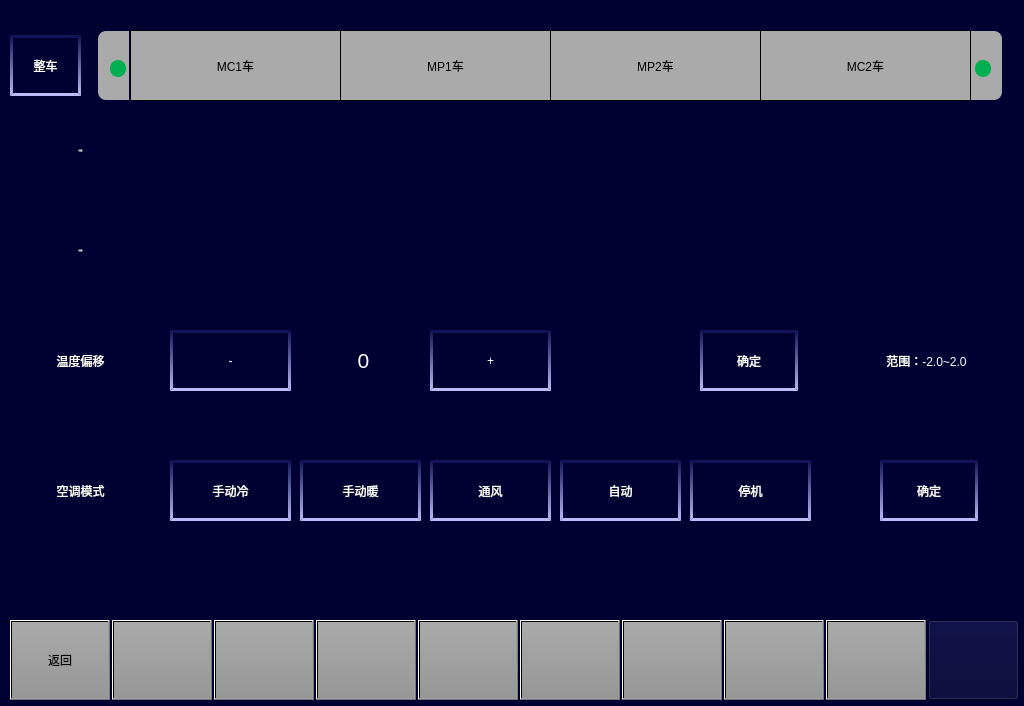
Old version of the form vehiclesetairconditionpage.ui in the repository 994656234/HHL.
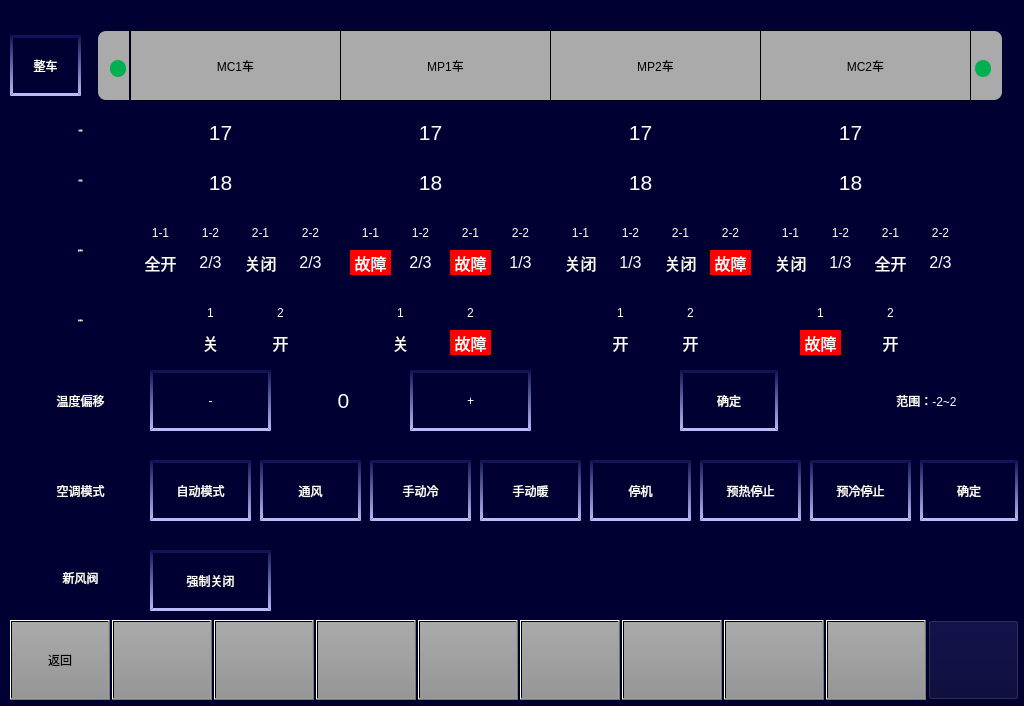
New version of the form. Icons and pictures are not drawn.

```diff
--- a/vehiclesetairconditionpage.ui
+++ b/vehiclesetairconditionpage.ui
@@ -250,9 +250,9 @@
   <widget class="QPushButton" name="BTN_mode_autoWarm">
    <property name="geometry">
     <rect>
-     <x>300</x>
+     <x>260</x>
      <y>460</y>
-     <width>121</width>
+     <width>101</width>
      <height>61</height>
     </rect>
    </property>
@@ -268,15 +268,15 @@
 font:16px &quot;微软雅黑&quot;;</string>
    </property>
    <property name="text">
-    <string>手动暖</string>
+    <string>通风</string>
    </property>
   </widget>
   <widget class="QPushButton" name="BTN_mode_wind">
    <property name="geometry">
     <rect>
-     <x>430</x>
+     <x>370</x>
      <y>460</y>
-     <width>121</width>
+     <width>101</width>
      <height>61</height>
     </rect>
    </property>
@@ -292,15 +292,15 @@
 font:16px &quot;微软雅黑&quot;;</string>
    </property>
    <property name="text">
-    <string>通风</string>
+    <string>手动冷</string>
    </property>
   </widget>
   <widget class="QPushButton" name="BTN_mode_stop">
    <property name="geometry">
     <rect>
-     <x>690</x>
+     <x>590</x>
      <y>460</y>
-     <width>121</width>
+     <width>101</width>
      <height>61</height>
     </rect>
    </property>
@@ -323,7 +323,7 @@
    <property name="geometry">
     <rect>
      <x>20</x>
-     <y>340</y>
+     <y>380</y>
      <width>121</width>
      <height>41</height>
     </rect>
@@ -342,8 +342,8 @@
   <widget class="QPushButton" name="BTN_ne_0_5">
    <property name="geometry">
     <rect>
-     <x>170</x>
-     <y>330</y>
+     <x>150</x>
+     <y>370</y>
      <width>121</width>
      <height>61</height>
     </rect>
@@ -366,8 +366,8 @@
   <widget class="QPushButton" name="BTN_po_0_5">
    <property name="geometry">
     <rect>
-     <x>430</x>
-     <y>330</y>
+     <x>410</x>
+     <y>370</y>
      <width>121</width>
      <height>61</height>
     </rect>
@@ -474,9 +474,9 @@
   <widget class="QPushButton" name="BTN_mode_autoCool">
    <property name="geometry">
     <rect>
-     <x>170</x>
+     <x>150</x>
      <y>460</y>
-     <width>121</width>
+     <width>101</width>
      <height>61</height>
     </rect>
    </property>
@@ -492,15 +492,15 @@
 font:16px &quot;微软雅黑&quot;;</string>
    </property>
    <property name="text">
-    <string>手动冷</string>
+    <string>自动模式</string>
    </property>
   </widget>
   <widget class="QPushButton" name="BTN_mode_Ventilate">
    <property name="geometry">
     <rect>
-     <x>560</x>
+     <x>480</x>
      <y>460</y>
-     <width>121</width>
+     <width>101</width>
      <height>61</height>
     </rect>
    </property>
@@ -516,7 +516,7 @@
 font:16px &quot;微软雅黑&quot;;</string>
    </property>
    <property name="text">
-    <string>自动</string>
+    <string>手动暖</string>
    </property>
   </widget>
   <widget class="QPushButton" name="BTN_allMetro">
@@ -547,7 +547,7 @@
    <property name="geometry">
     <rect>
      <x>200</x>
-     <y>140</y>
+     <y>120</y>
      <width>41</width>
      <height>25</height>
     </rect>
@@ -562,7 +562,7 @@
 color: rgb(255, 255, 255);</string>
    </property>
    <property name="text">
-    <string/>
+    <string>17</string>
    </property>
    <property name="alignment">
     <set>Qt::AlignCenter</set>
@@ -572,7 +572,7 @@
    <property name="geometry">
     <rect>
      <x>620</x>
-     <y>140</y>
+     <y>120</y>
      <width>41</width>
      <height>25</height>
     </rect>
@@ -587,7 +587,7 @@
 color: rgb(255, 255, 255);</string>
    </property>
    <property name="text">
-    <string/>
+    <string>17</string>
    </property>
    <property name="alignment">
     <set>Qt::AlignCenter</set>
@@ -597,7 +597,7 @@
    <property name="geometry">
     <rect>
      <x>880</x>
-     <y>140</y>
+     <y>120</y>
      <width>25</width>
      <height>25</height>
     </rect>
@@ -618,7 +618,7 @@
    <property name="geometry">
     <rect>
      <x>670</x>
-     <y>140</y>
+     <y>120</y>
      <width>25</width>
      <height>25</height>
     </rect>
@@ -639,7 +639,7 @@
    <property name="geometry">
     <rect>
      <x>460</x>
-     <y>140</y>
+     <y>120</y>
      <width>25</width>
      <height>25</height>
     </rect>
@@ -660,7 +660,7 @@
    <property name="geometry">
     <rect>
      <x>410</x>
-     <y>140</y>
+     <y>120</y>
      <width>41</width>
      <height>25</height>
     </rect>
@@ -675,7 +675,7 @@
 color: rgb(255, 255, 255);</string>
    </property>
    <property name="text">
-    <string/>
+    <string>17</string>
    </property>
    <property name="alignment">
     <set>Qt::AlignCenter</set>
@@ -685,7 +685,7 @@
    <property name="geometry">
     <rect>
      <x>830</x>
-     <y>140</y>
+     <y>120</y>
      <width>41</width>
      <height>25</height>
     </rect>
@@ -700,7 +700,7 @@
 color: rgb(255, 255, 255);</string>
    </property>
    <property name="text">
-    <string/>
+    <string>17</string>
    </property>
    <property name="alignment">
     <set>Qt::AlignCenter</set>
@@ -710,7 +710,7 @@
    <property name="geometry">
     <rect>
      <x>250</x>
-     <y>140</y>
+     <y>120</y>
      <width>25</width>
      <height>25</height>
     </rect>
@@ -731,7 +731,7 @@
    <property name="geometry">
     <rect>
      <x>20</x>
-     <y>130</y>
+     <y>110</y>
      <width>121</width>
      <height>41</height>
     </rect>
@@ -760,7 +760,7 @@
    <property name="geometry">
     <rect>
      <x>20</x>
-     <y>230</y>
+     <y>160</y>
      <width>121</width>
      <height>41</height>
     </rect>
@@ -789,7 +789,7 @@
    <property name="geometry">
     <rect>
      <x>830</x>
-     <y>240</y>
+     <y>170</y>
      <width>41</width>
      <height>25</height>
     </rect>
@@ -804,7 +804,7 @@
 color: rgb(255, 255, 255);</string>
    </property>
    <property name="text">
-    <string/>
+    <string>18</string>
    </property>
    <property name="alignment">
     <set>Qt::AlignCenter</set>
@@ -814,7 +814,7 @@
    <property name="geometry">
     <rect>
      <x>200</x>
-     <y>240</y>
+     <y>170</y>
      <width>41</width>
      <height>25</height>
     </rect>
@@ -829,7 +829,7 @@
 color: rgb(255, 255, 255);</string>
    </property>
    <property name="text">
-    <string/>
+    <string>18</string>
    </property>
    <property name="alignment">
     <set>Qt::AlignCenter</set>
@@ -839,7 +839,7 @@
    <property name="geometry">
     <rect>
      <x>410</x>
-     <y>240</y>
+     <y>170</y>
      <width>41</width>
      <height>25</height>
     </rect>
@@ -854,7 +854,7 @@
 color: rgb(255, 255, 255);</string>
    </property>
    <property name="text">
-    <string/>
+    <string>18</string>
    </property>
    <property name="alignment">
     <set>Qt::AlignCenter</set>
@@ -864,7 +864,7 @@
    <property name="geometry">
     <rect>
      <x>620</x>
-     <y>240</y>
+     <y>170</y>
      <width>41</width>
      <height>25</height>
     </rect>
@@ -879,7 +879,7 @@
 color: rgb(255, 255, 255);</string>
    </property>
    <property name="text">
-    <string/>
+    <string>18</string>
    </property>
    <property name="alignment">
     <set>Qt::AlignCenter</set>
@@ -889,7 +889,7 @@
    <property name="geometry">
     <rect>
      <x>250</x>
-     <y>240</y>
+     <y>170</y>
      <width>25</width>
      <height>25</height>
     </rect>
@@ -910,7 +910,7 @@
    <property name="geometry">
     <rect>
      <x>880</x>
-     <y>240</y>
+     <y>170</y>
      <width>25</width>
      <height>25</height>
     </rect>
@@ -931,7 +931,7 @@
    <property name="geometry">
     <rect>
      <x>670</x>
-     <y>240</y>
+     <y>170</y>
      <width>25</width>
      <height>25</height>
     </rect>
@@ -952,7 +952,7 @@
    <property name="geometry">
     <rect>
      <x>460</x>
-     <y>240</y>
+     <y>170</y>
      <width>25</width>
      <height>25</height>
     </rect>
@@ -972,7 +972,7 @@
   <widget class="QPushButton" name="BTN_confirm">
    <property name="geometry">
     <rect>
-     <x>880</x>
+     <x>920</x>
      <y>460</y>
      <width>98</width>
      <height>61</height>
@@ -993,8 +993,8 @@
   <widget class="QPushButton" name="BTN_comfirm1">
    <property name="geometry">
     <rect>
-     <x>700</x>
-     <y>330</y>
+     <x>680</x>
+     <y>370</y>
      <width>98</width>
      <height>61</height>
     </rect>
@@ -1014,8 +1014,8 @@
   <widget class="QLabel" name="tempoffset">
    <property name="geometry">
     <rect>
-     <x>318</x>
-     <y>340</y>
+     <x>298</x>
+     <y>380</y>
      <width>91</width>
      <height>41</height>
     </rect>
@@ -1040,7 +1040,7 @@
    <property name="geometry">
     <rect>
      <x>856</x>
-     <y>330</y>
+     <y>370</y>
      <width>141</width>
      <height>61</height>
     </rect>
@@ -1050,7 +1050,7 @@
 font:20px &quot;微软雅黑&quot;;</string>
    </property>
    <property name="text">
-    <string>范围：-2.0~2.0</string>
+    <string>范围：-2~2</string>
    </property>
    <property name="alignment">
     <set>Qt::AlignCenter</set>
@@ -1126,6 +1126,1365 @@
     <string/>
    </property>
   </widget>
+  <widget class="QLabel" name="lbl_newwind">
+   <property name="geometry">
+    <rect>
+     <x>20</x>
+     <y>557</y>
+     <width>121</width>
+     <height>41</height>
+    </rect>
+   </property>
+   <property name="styleSheet">
+    <string notr="true">color: rgb(255, 255, 255);
+font:20px &quot;微软雅黑&quot;;</string>
+   </property>
+   <property name="text">
+    <string>新风阀</string>
+   </property>
+   <property name="alignment">
+    <set>Qt::AlignCenter</set>
+   </property>
+  </widget>
+  <widget class="QPushButton" name="BTN_newwind_open">
+   <property name="geometry">
+    <rect>
+     <x>150</x>
+     <y>550</y>
+     <width>121</width>
+     <height>61</height>
+    </rect>
+   </property>
+   <property name="focusPolicy">
+    <enum>Qt::NoFocus</enum>
+   </property>
+   <property name="whatsThis">
+    <string/>
+   </property>
+   <property name="styleSheet">
+    <string notr="true">border-top:3px solid rgb(19,20,87);
+color: rgb(255, 255, 255);
+border-bottom:3px solid rgb(187,188,247);
+border-left:3px solid qlineargradient(x1:0, y1:0, x2:0, y2:1,stop:0 rgb(19,20,87), stop:1 rgb(187,188,247));
+border-right:3px solid qlineargradient(x1:0, y1:0, x2:0, y2:1,stop:0 rgb(19,20,87), stop:1 rgb(187,188,247));
+font:16px &quot;微软雅黑&quot;;</string>
+   </property>
+   <property name="text">
+    <string>强制关闭</string>
+   </property>
+  </widget>
+  <widget class="QPushButton" name="BTN_warmstop">
+   <property name="geometry">
+    <rect>
+     <x>700</x>
+     <y>460</y>
+     <width>101</width>
+     <height>61</height>
+    </rect>
+   </property>
+   <property name="focusPolicy">
+    <enum>Qt::NoFocus</enum>
+   </property>
+   <property name="whatsThis">
+    <string>11</string>
+   </property>
+   <property name="styleSheet">
+    <string notr="true">border-top:3px solid rgb(19,20,87);
+color: rgb(255, 255, 255);
+border-bottom:3px solid rgb(187,188,247);
+border-left:3px solid qlineargradient(x1:0, y1:0, x2:0, y2:1,stop:0 rgb(19,20,87), stop:1 rgb(187,188,247));
+border-right:3px solid qlineargradient(x1:0, y1:0, x2:0, y2:1,stop:0 rgb(19,20,87), stop:1 rgb(187,188,247));
+font:16px &quot;微软雅黑&quot;;</string>
+   </property>
+   <property name="text">
+    <string>预热停止</string>
+   </property>
+  </widget>
+  <widget class="QPushButton" name="BTN_coolstop">
+   <property name="geometry">
+    <rect>
+     <x>810</x>
+     <y>460</y>
+     <width>101</width>
+     <height>61</height>
+    </rect>
+   </property>
+   <property name="focusPolicy">
+    <enum>Qt::NoFocus</enum>
+   </property>
+   <property name="whatsThis">
+    <string>12</string>
+   </property>
+   <property name="styleSheet">
+    <string notr="true">border-top:3px solid rgb(19,20,87);
+color: rgb(255, 255, 255);
+border-bottom:3px solid rgb(187,188,247);
+border-left:3px solid qlineargradient(x1:0, y1:0, x2:0, y2:1,stop:0 rgb(19,20,87), stop:1 rgb(187,188,247));
+border-right:3px solid qlineargradient(x1:0, y1:0, x2:0, y2:1,stop:0 rgb(19,20,87), stop:1 rgb(187,188,247));
+font:16px &quot;微软雅黑&quot;;</string>
+   </property>
+   <property name="text">
+    <string>预冷停止</string>
+   </property>
+  </widget>
+  <widget class="QLabel" name="lbl_settemperature_2">
+   <property name="geometry">
+    <rect>
+     <x>20</x>
+     <y>230</y>
+     <width>121</width>
+     <height>41</height>
+    </rect>
+   </property>
+   <property name="font">
+    <font>
+     <family>微软雅黑</family>
+     <pointsize>-1</pointsize>
+     <weight>50</weight>
+     <italic>false</italic>
+     <bold>false</bold>
+    </font>
+   </property>
+   <property name="styleSheet">
+    <string notr="true">color: rgb(255, 255, 255);
+font:20px &quot;微软雅黑&quot;;</string>
+   </property>
+   <property name="text">
+    <string>新风阀状态</string>
+   </property>
+   <property name="alignment">
+    <set>Qt::AlignCenter</set>
+   </property>
+  </widget>
+  <widget class="QLabel" name="lbl_MC1_1_1">
+   <property name="geometry">
+    <rect>
+     <x>140</x>
+     <y>250</y>
+     <width>41</width>
+     <height>25</height>
+    </rect>
+   </property>
+   <property name="font">
+    <font>
+     <pointsize>12</pointsize>
+    </font>
+   </property>
+   <property name="styleSheet">
+    <string notr="true">background-color: rgb(0, 0, 50);
+color: rgb(255, 255, 255);</string>
+   </property>
+   <property name="text">
+    <string>全开</string>
+   </property>
+   <property name="alignment">
+    <set>Qt::AlignCenter</set>
+   </property>
+  </widget>
+  <widget class="QLabel" name="lbl_MC1_1_2">
+   <property name="geometry">
+    <rect>
+     <x>190</x>
+     <y>250</y>
+     <width>41</width>
+     <height>25</height>
+    </rect>
+   </property>
+   <property name="font">
+    <font>
+     <pointsize>12</pointsize>
+    </font>
+   </property>
+   <property name="styleSheet">
+    <string notr="true">background-color: rgb(0, 0, 50);
+color: rgb(255, 255, 255);</string>
+   </property>
+   <property name="text">
+    <string>2/3</string>
+   </property>
+   <property name="alignment">
+    <set>Qt::AlignCenter</set>
+   </property>
+  </widget>
+  <widget class="QLabel" name="lbl_MP1_1_2">
+   <property name="geometry">
+    <rect>
+     <x>400</x>
+     <y>250</y>
+     <width>41</width>
+     <height>25</height>
+    </rect>
+   </property>
+   <property name="font">
+    <font>
+     <pointsize>12</pointsize>
+    </font>
+   </property>
+   <property name="styleSheet">
+    <string notr="true">background-color: rgb(0, 0, 50);
+color: rgb(255, 255, 255);</string>
+   </property>
+   <property name="text">
+    <string>2/3</string>
+   </property>
+   <property name="alignment">
+    <set>Qt::AlignCenter</set>
+   </property>
+  </widget>
+  <widget class="QLabel" name="lbl_MP1_1_1">
+   <property name="geometry">
+    <rect>
+     <x>350</x>
+     <y>250</y>
+     <width>41</width>
+     <height>25</height>
+    </rect>
+   </property>
+   <property name="font">
+    <font>
+     <pointsize>12</pointsize>
+    </font>
+   </property>
+   <property name="styleSheet">
+    <string notr="true">background-color: red;
+color: rgb(255, 255, 255);</string>
+   </property>
+   <property name="text">
+    <string>故障</string>
+   </property>
+   <property name="alignment">
+    <set>Qt::AlignCenter</set>
+   </property>
+  </widget>
+  <widget class="QLabel" name="lbl_MP2_1_2">
+   <property name="geometry">
+    <rect>
+     <x>610</x>
+     <y>250</y>
+     <width>41</width>
+     <height>25</height>
+    </rect>
+   </property>
+   <property name="font">
+    <font>
+     <pointsize>12</pointsize>
+    </font>
+   </property>
+   <property name="styleSheet">
+    <string notr="true">background-color: rgb(0,0,50);
+color: rgb(255, 255, 255);</string>
+   </property>
+   <property name="text">
+    <string>1/3</string>
+   </property>
+   <property name="alignment">
+    <set>Qt::AlignCenter</set>
+   </property>
+  </widget>
+  <widget class="QLabel" name="lbl_MP2_1_1">
+   <property name="geometry">
+    <rect>
+     <x>560</x>
+     <y>250</y>
+     <width>41</width>
+     <height>25</height>
+    </rect>
+   </property>
+   <property name="font">
+    <font>
+     <pointsize>12</pointsize>
+    </font>
+   </property>
+   <property name="styleSheet">
+    <string notr="true">background-color: rgb(0, 0, 50);
+color: rgb(255, 255, 255);</string>
+   </property>
+   <property name="text">
+    <string>关闭</string>
+   </property>
+   <property name="alignment">
+    <set>Qt::AlignCenter</set>
+   </property>
+  </widget>
+  <widget class="QLabel" name="lbl_MC2_1_2">
+   <property name="geometry">
+    <rect>
+     <x>820</x>
+     <y>250</y>
+     <width>41</width>
+     <height>25</height>
+    </rect>
+   </property>
+   <property name="font">
+    <font>
+     <pointsize>12</pointsize>
+    </font>
+   </property>
+   <property name="styleSheet">
+    <string notr="true">background-color: rgb(0, 0, 50);
+color: rgb(255, 255, 255);</string>
+   </property>
+   <property name="text">
+    <string>1/3</string>
+   </property>
+   <property name="alignment">
+    <set>Qt::AlignCenter</set>
+   </property>
+  </widget>
+  <widget class="QLabel" name="lbl_MC2_1_1">
+   <property name="geometry">
+    <rect>
+     <x>770</x>
+     <y>250</y>
+     <width>41</width>
+     <height>25</height>
+    </rect>
+   </property>
+   <property name="font">
+    <font>
+     <pointsize>12</pointsize>
+    </font>
+   </property>
+   <property name="styleSheet">
+    <string notr="true">background-color: rgb(0, 0, 50);
+color: rgb(255, 255, 255);</string>
+   </property>
+   <property name="text">
+    <string>关闭</string>
+   </property>
+   <property name="alignment">
+    <set>Qt::AlignCenter</set>
+   </property>
+  </widget>
+  <widget class="QLabel" name="lbl_settmp1_10">
+   <property name="geometry">
+    <rect>
+     <x>140</x>
+     <y>220</y>
+     <width>41</width>
+     <height>25</height>
+    </rect>
+   </property>
+   <property name="font">
+    <font>
+     <pointsize>9</pointsize>
+    </font>
+   </property>
+   <property name="styleSheet">
+    <string notr="true">background-color: rgb(0, 0, 50);
+color: rgb(255, 255, 255);</string>
+   </property>
+   <property name="text">
+    <string>1-1</string>
+   </property>
+   <property name="alignment">
+    <set>Qt::AlignCenter</set>
+   </property>
+  </widget>
+  <widget class="QLabel" name="lbl_settmp1_11">
+   <property name="geometry">
+    <rect>
+     <x>190</x>
+     <y>220</y>
+     <width>41</width>
+     <height>25</height>
+    </rect>
+   </property>
+   <property name="font">
+    <font>
+     <pointsize>9</pointsize>
+    </font>
+   </property>
+   <property name="styleSheet">
+    <string notr="true">background-color: rgb(0, 0, 50);
+color: rgb(255, 255, 255);</string>
+   </property>
+   <property name="text">
+    <string>1-2</string>
+   </property>
+   <property name="alignment">
+    <set>Qt::AlignCenter</set>
+   </property>
+  </widget>
+  <widget class="QLabel" name="lbl_settmp1_12">
+   <property name="geometry">
+    <rect>
+     <x>350</x>
+     <y>220</y>
+     <width>41</width>
+     <height>25</height>
+    </rect>
+   </property>
+   <property name="font">
+    <font>
+     <pointsize>9</pointsize>
+    </font>
+   </property>
+   <property name="styleSheet">
+    <string notr="true">background-color: rgb(0, 0, 50);
+color: rgb(255, 255, 255);</string>
+   </property>
+   <property name="text">
+    <string>1-1</string>
+   </property>
+   <property name="alignment">
+    <set>Qt::AlignCenter</set>
+   </property>
+  </widget>
+  <widget class="QLabel" name="lbl_settmp1_13">
+   <property name="geometry">
+    <rect>
+     <x>400</x>
+     <y>220</y>
+     <width>41</width>
+     <height>25</height>
+    </rect>
+   </property>
+   <property name="font">
+    <font>
+     <pointsize>9</pointsize>
+    </font>
+   </property>
+   <property name="styleSheet">
+    <string notr="true">background-color: rgb(0, 0, 50);
+color: rgb(255, 255, 255);</string>
+   </property>
+   <property name="text">
+    <string>1-2</string>
+   </property>
+   <property name="alignment">
+    <set>Qt::AlignCenter</set>
+   </property>
+  </widget>
+  <widget class="QLabel" name="lbl_settmp1_14">
+   <property name="geometry">
+    <rect>
+     <x>560</x>
+     <y>220</y>
+     <width>41</width>
+     <height>25</height>
+    </rect>
+   </property>
+   <property name="font">
+    <font>
+     <pointsize>9</pointsize>
+    </font>
+   </property>
+   <property name="styleSheet">
+    <string notr="true">background-color: rgb(0, 0, 50);
+color: rgb(255, 255, 255);</string>
+   </property>
+   <property name="text">
+    <string>1-1</string>
+   </property>
+   <property name="alignment">
+    <set>Qt::AlignCenter</set>
+   </property>
+  </widget>
+  <widget class="QLabel" name="lbl_settmp1_15">
+   <property name="geometry">
+    <rect>
+     <x>610</x>
+     <y>220</y>
+     <width>41</width>
+     <height>25</height>
+    </rect>
+   </property>
+   <property name="font">
+    <font>
+     <pointsize>9</pointsize>
+    </font>
+   </property>
+   <property name="styleSheet">
+    <string notr="true">background-color: rgb(0, 0, 50);
+color: rgb(255, 255, 255);</string>
+   </property>
+   <property name="text">
+    <string>1-2</string>
+   </property>
+   <property name="alignment">
+    <set>Qt::AlignCenter</set>
+   </property>
+  </widget>
+  <widget class="QLabel" name="lbl_settmp1_16">
+   <property name="geometry">
+    <rect>
+     <x>770</x>
+     <y>220</y>
+     <width>41</width>
+     <height>25</height>
+    </rect>
+   </property>
+   <property name="font">
+    <font>
+     <pointsize>9</pointsize>
+    </font>
+   </property>
+   <property name="styleSheet">
+    <string notr="true">background-color: rgb(0, 0, 50);
+color: rgb(255, 255, 255);</string>
+   </property>
+   <property name="text">
+    <string>1-1</string>
+   </property>
+   <property name="alignment">
+    <set>Qt::AlignCenter</set>
+   </property>
+  </widget>
+  <widget class="QLabel" name="lbl_settmp1_17">
+   <property name="geometry">
+    <rect>
+     <x>820</x>
+     <y>220</y>
+     <width>41</width>
+     <height>25</height>
+    </rect>
+   </property>
+   <property name="font">
+    <font>
+     <pointsize>9</pointsize>
+    </font>
+   </property>
+   <property name="styleSheet">
+    <string notr="true">background-color: rgb(0, 0, 50);
+color: rgb(255, 255, 255);</string>
+   </property>
+   <property name="text">
+    <string>1-2</string>
+   </property>
+   <property name="alignment">
+    <set>Qt::AlignCenter</set>
+   </property>
+  </widget>
+  <widget class="QLabel" name="lbl_settmp1_18">
+   <property name="geometry">
+    <rect>
+     <x>290</x>
+     <y>220</y>
+     <width>41</width>
+     <height>25</height>
+    </rect>
+   </property>
+   <property name="font">
+    <font>
+     <pointsize>9</pointsize>
+    </font>
+   </property>
+   <property name="styleSheet">
+    <string notr="true">background-color: rgb(0, 0, 50);
+color: rgb(255, 255, 255);</string>
+   </property>
+   <property name="text">
+    <string>2-2</string>
+   </property>
+   <property name="alignment">
+    <set>Qt::AlignCenter</set>
+   </property>
+  </widget>
+  <widget class="QLabel" name="lbl_MC1_2_1">
+   <property name="geometry">
+    <rect>
+     <x>240</x>
+     <y>250</y>
+     <width>41</width>
+     <height>25</height>
+    </rect>
+   </property>
+   <property name="font">
+    <font>
+     <pointsize>12</pointsize>
+    </font>
+   </property>
+   <property name="styleSheet">
+    <string notr="true">background-color: rgb(0, 0, 50);
+color: rgb(255, 255, 255);</string>
+   </property>
+   <property name="text">
+    <string>关闭</string>
+   </property>
+   <property name="alignment">
+    <set>Qt::AlignCenter</set>
+   </property>
+  </widget>
+  <widget class="QLabel" name="lbl">
+   <property name="geometry">
+    <rect>
+     <x>240</x>
+     <y>220</y>
+     <width>41</width>
+     <height>25</height>
+    </rect>
+   </property>
+   <property name="font">
+    <font>
+     <pointsize>9</pointsize>
+    </font>
+   </property>
+   <property name="styleSheet">
+    <string notr="true">background-color: rgb(0, 0, 50);
+color: rgb(255, 255, 255);</string>
+   </property>
+   <property name="text">
+    <string>2-1</string>
+   </property>
+   <property name="alignment">
+    <set>Qt::AlignCenter</set>
+   </property>
+  </widget>
+  <widget class="QLabel" name="lbl_MC1_2_2">
+   <property name="geometry">
+    <rect>
+     <x>290</x>
+     <y>250</y>
+     <width>41</width>
+     <height>25</height>
+    </rect>
+   </property>
+   <property name="font">
+    <font>
+     <pointsize>12</pointsize>
+    </font>
+   </property>
+   <property name="styleSheet">
+    <string notr="true">background-color: rgb(0, 0, 50);
+color: rgb(255, 255, 255);</string>
+   </property>
+   <property name="text">
+    <string>2/3</string>
+   </property>
+   <property name="alignment">
+    <set>Qt::AlignCenter</set>
+   </property>
+  </widget>
+  <widget class="QLabel" name="lbl_MP1_2_2">
+   <property name="geometry">
+    <rect>
+     <x>500</x>
+     <y>250</y>
+     <width>41</width>
+     <height>25</height>
+    </rect>
+   </property>
+   <property name="font">
+    <font>
+     <pointsize>12</pointsize>
+    </font>
+   </property>
+   <property name="styleSheet">
+    <string notr="true">background-color: rgb(0, 0, 50);
+color: rgb(255, 255, 255);</string>
+   </property>
+   <property name="text">
+    <string>1/3</string>
+   </property>
+   <property name="alignment">
+    <set>Qt::AlignCenter</set>
+   </property>
+  </widget>
+  <widget class="QLabel" name="lbl_settmp1_23">
+   <property name="geometry">
+    <rect>
+     <x>450</x>
+     <y>220</y>
+     <width>41</width>
+     <height>25</height>
+    </rect>
+   </property>
+   <property name="font">
+    <font>
+     <pointsize>9</pointsize>
+    </font>
+   </property>
+   <property name="styleSheet">
+    <string notr="true">background-color: rgb(0, 0, 50);
+color: rgb(255, 255, 255);</string>
+   </property>
+   <property name="text">
+    <string>2-1</string>
+   </property>
+   <property name="alignment">
+    <set>Qt::AlignCenter</set>
+   </property>
+  </widget>
+  <widget class="QLabel" name="lbl_settmp1_24">
+   <property name="geometry">
+    <rect>
+     <x>500</x>
+     <y>220</y>
+     <width>41</width>
+     <height>25</height>
+    </rect>
+   </property>
+   <property name="font">
+    <font>
+     <pointsize>9</pointsize>
+    </font>
+   </property>
+   <property name="styleSheet">
+    <string notr="true">background-color: rgb(0, 0, 50);
+color: rgb(255, 255, 255);</string>
+   </property>
+   <property name="text">
+    <string>2-2</string>
+   </property>
+   <property name="alignment">
+    <set>Qt::AlignCenter</set>
+   </property>
+  </widget>
+  <widget class="QLabel" name="lbl_MP1_2_1">
+   <property name="geometry">
+    <rect>
+     <x>450</x>
+     <y>250</y>
+     <width>41</width>
+     <height>25</height>
+    </rect>
+   </property>
+   <property name="font">
+    <font>
+     <pointsize>12</pointsize>
+    </font>
+   </property>
+   <property name="styleSheet">
+    <string notr="true">background-color: red;
+color: rgb(255, 255, 255);</string>
+   </property>
+   <property name="text">
+    <string>故障</string>
+   </property>
+   <property name="alignment">
+    <set>Qt::AlignCenter</set>
+   </property>
+  </widget>
+  <widget class="QLabel" name="lbl_settmp1_26">
+   <property name="geometry">
+    <rect>
+     <x>710</x>
+     <y>220</y>
+     <width>41</width>
+     <height>25</height>
+    </rect>
+   </property>
+   <property name="font">
+    <font>
+     <pointsize>9</pointsize>
+    </font>
+   </property>
+   <property name="styleSheet">
+    <string notr="true">background-color: rgb(0, 0, 50);
+color: rgb(255, 255, 255);</string>
+   </property>
+   <property name="text">
+    <string>2-2</string>
+   </property>
+   <property name="alignment">
+    <set>Qt::AlignCenter</set>
+   </property>
+  </widget>
+  <widget class="QLabel" name="lbl_MP2_2_2">
+   <property name="geometry">
+    <rect>
+     <x>710</x>
+     <y>250</y>
+     <width>41</width>
+     <height>25</height>
+    </rect>
+   </property>
+   <property name="font">
+    <font>
+     <pointsize>12</pointsize>
+    </font>
+   </property>
+   <property name="styleSheet">
+    <string notr="true">background-color: red;
+color: rgb(255, 255, 255);</string>
+   </property>
+   <property name="text">
+    <string>故障</string>
+   </property>
+   <property name="alignment">
+    <set>Qt::AlignCenter</set>
+   </property>
+  </widget>
+  <widget class="QLabel" name="lbl_MP2_2_1">
+   <property name="geometry">
+    <rect>
+     <x>660</x>
+     <y>250</y>
+     <width>41</width>
+     <height>25</height>
+    </rect>
+   </property>
+   <property name="font">
+    <font>
+     <pointsize>12</pointsize>
+    </font>
+   </property>
+   <property name="styleSheet">
+    <string notr="true">background-color: rgb(0, 0, 50);
+color: rgb(255, 255, 255);</string>
+   </property>
+   <property name="text">
+    <string>关闭</string>
+   </property>
+   <property name="alignment">
+    <set>Qt::AlignCenter</set>
+   </property>
+  </widget>
+  <widget class="QLabel" name="lbl_settmp1_29">
+   <property name="geometry">
+    <rect>
+     <x>660</x>
+     <y>220</y>
+     <width>41</width>
+     <height>25</height>
+    </rect>
+   </property>
+   <property name="font">
+    <font>
+     <pointsize>9</pointsize>
+    </font>
+   </property>
+   <property name="styleSheet">
+    <string notr="true">background-color: rgb(0, 0, 50);
+color: rgb(255, 255, 255);</string>
+   </property>
+   <property name="text">
+    <string>2-1</string>
+   </property>
+   <property name="alignment">
+    <set>Qt::AlignCenter</set>
+   </property>
+  </widget>
+  <widget class="QLabel" name="lbl_MC2_2_1">
+   <property name="geometry">
+    <rect>
+     <x>870</x>
+     <y>250</y>
+     <width>41</width>
+     <height>25</height>
+    </rect>
+   </property>
+   <property name="font">
+    <font>
+     <pointsize>12</pointsize>
+    </font>
+   </property>
+   <property name="styleSheet">
+    <string notr="true">background-color: rgb(0, 0, 50);
+color: rgb(255, 255, 255);</string>
+   </property>
+   <property name="text">
+    <string>全开</string>
+   </property>
+   <property name="alignment">
+    <set>Qt::AlignCenter</set>
+   </property>
+  </widget>
+  <widget class="QLabel" name="lbl_settmp1_31">
+   <property name="geometry">
+    <rect>
+     <x>920</x>
+     <y>220</y>
+     <width>41</width>
+     <height>25</height>
+    </rect>
+   </property>
+   <property name="font">
+    <font>
+     <pointsize>9</pointsize>
+    </font>
+   </property>
+   <property name="styleSheet">
+    <string notr="true">background-color: rgb(0, 0, 50);
+color: rgb(255, 255, 255);</string>
+   </property>
+   <property name="text">
+    <string>2-2</string>
+   </property>
+   <property name="alignment">
+    <set>Qt::AlignCenter</set>
+   </property>
+  </widget>
+  <widget class="QLabel" name="lbl_MC2_2_2">
+   <property name="geometry">
+    <rect>
+     <x>920</x>
+     <y>250</y>
+     <width>41</width>
+     <height>25</height>
+    </rect>
+   </property>
+   <property name="font">
+    <font>
+     <pointsize>12</pointsize>
+    </font>
+   </property>
+   <property name="styleSheet">
+    <string notr="true">background-color: rgb(0, 0, 50);
+color: rgb(255, 255, 255);</string>
+   </property>
+   <property name="text">
+    <string>2/3</string>
+   </property>
+   <property name="alignment">
+    <set>Qt::AlignCenter</set>
+   </property>
+  </widget>
+  <widget class="QLabel" name="lbl_settmp1_33">
+   <property name="geometry">
+    <rect>
+     <x>870</x>
+     <y>220</y>
+     <width>41</width>
+     <height>25</height>
+    </rect>
+   </property>
+   <property name="font">
+    <font>
+     <pointsize>9</pointsize>
+    </font>
+   </property>
+   <property name="styleSheet">
+    <string notr="true">background-color: rgb(0, 0, 50);
+color: rgb(255, 255, 255);</string>
+   </property>
+   <property name="text">
+    <string>2-1</string>
+   </property>
+   <property name="alignment">
+    <set>Qt::AlignCenter</set>
+   </property>
+  </widget>
+  <widget class="QLabel" name="lbl_settemperature_3">
+   <property name="geometry">
+    <rect>
+     <x>20</x>
+     <y>300</y>
+     <width>121</width>
+     <height>41</height>
+    </rect>
+   </property>
+   <property name="font">
+    <font>
+     <family>微软雅黑</family>
+     <pointsize>-1</pointsize>
+     <weight>50</weight>
+     <italic>false</italic>
+     <bold>false</bold>
+    </font>
+   </property>
+   <property name="styleSheet">
+    <string notr="true">color: rgb(255, 255, 255);
+font:20px &quot;微软雅黑&quot;;</string>
+   </property>
+   <property name="text">
+    <string>回风阀状态</string>
+   </property>
+   <property name="alignment">
+    <set>Qt::AlignCenter</set>
+   </property>
+  </widget>
+  <widget class="QLabel" name="lbl_settmp1_34">
+   <property name="geometry">
+    <rect>
+     <x>260</x>
+     <y>300</y>
+     <width>41</width>
+     <height>25</height>
+    </rect>
+   </property>
+   <property name="font">
+    <font>
+     <pointsize>9</pointsize>
+    </font>
+   </property>
+   <property name="styleSheet">
+    <string notr="true">background-color: rgb(0, 0, 50);
+color: rgb(255, 255, 255);</string>
+   </property>
+   <property name="text">
+    <string>2</string>
+   </property>
+   <property name="alignment">
+    <set>Qt::AlignCenter</set>
+   </property>
+  </widget>
+  <widget class="QLabel" name="lbl_huifeng_MC1_1">
+   <property name="geometry">
+    <rect>
+     <x>190</x>
+     <y>330</y>
+     <width>41</width>
+     <height>25</height>
+    </rect>
+   </property>
+   <property name="font">
+    <font>
+     <pointsize>12</pointsize>
+    </font>
+   </property>
+   <property name="styleSheet">
+    <string notr="true">background-color: rgb(0, 0, 50);
+color: rgb(255, 255, 255);</string>
+   </property>
+   <property name="text">
+    <string>关</string>
+   </property>
+   <property name="alignment">
+    <set>Qt::AlignCenter</set>
+   </property>
+  </widget>
+  <widget class="QLabel" name="lbl_settmp1_36">
+   <property name="geometry">
+    <rect>
+     <x>190</x>
+     <y>300</y>
+     <width>41</width>
+     <height>25</height>
+    </rect>
+   </property>
+   <property name="font">
+    <font>
+     <pointsize>9</pointsize>
+    </font>
+   </property>
+   <property name="styleSheet">
+    <string notr="true">background-color: rgb(0, 0, 50);
+color: rgb(255, 255, 255);</string>
+   </property>
+   <property name="text">
+    <string>1</string>
+   </property>
+   <property name="alignment">
+    <set>Qt::AlignCenter</set>
+   </property>
+  </widget>
+  <widget class="QLabel" name="lbl_huifeng_MC1_2">
+   <property name="geometry">
+    <rect>
+     <x>260</x>
+     <y>330</y>
+     <width>41</width>
+     <height>25</height>
+    </rect>
+   </property>
+   <property name="font">
+    <font>
+     <pointsize>12</pointsize>
+    </font>
+   </property>
+   <property name="styleSheet">
+    <string notr="true">background-color: rgb(0, 0, 50);
+color: rgb(255, 255, 255);</string>
+   </property>
+   <property name="text">
+    <string>开</string>
+   </property>
+   <property name="alignment">
+    <set>Qt::AlignCenter</set>
+   </property>
+  </widget>
+  <widget class="QLabel" name="lbl_huifeng_MP1_2">
+   <property name="geometry">
+    <rect>
+     <x>450</x>
+     <y>330</y>
+     <width>41</width>
+     <height>25</height>
+    </rect>
+   </property>
+   <property name="font">
+    <font>
+     <pointsize>12</pointsize>
+    </font>
+   </property>
+   <property name="styleSheet">
+    <string notr="true">background-color: red;
+color: rgb(255, 255, 255);</string>
+   </property>
+   <property name="text">
+    <string>故障</string>
+   </property>
+   <property name="alignment">
+    <set>Qt::AlignCenter</set>
+   </property>
+  </widget>
+  <widget class="QLabel" name="lbl_settmp1_39">
+   <property name="geometry">
+    <rect>
+     <x>380</x>
+     <y>300</y>
+     <width>41</width>
+     <height>25</height>
+    </rect>
+   </property>
+   <property name="font">
+    <font>
+     <pointsize>9</pointsize>
+    </font>
+   </property>
+   <property name="styleSheet">
+    <string notr="true">background-color: rgb(0, 0, 50);
+color: rgb(255, 255, 255);</string>
+   </property>
+   <property name="text">
+    <string>1</string>
+   </property>
+   <property name="alignment">
+    <set>Qt::AlignCenter</set>
+   </property>
+  </widget>
+  <widget class="QLabel" name="lbl_huifeng_MP1_1">
+   <property name="geometry">
+    <rect>
+     <x>380</x>
+     <y>330</y>
+     <width>41</width>
+     <height>25</height>
+    </rect>
+   </property>
+   <property name="font">
+    <font>
+     <pointsize>12</pointsize>
+    </font>
+   </property>
+   <property name="styleSheet">
+    <string notr="true">background-color: rgb(0, 0, 50);
+color: rgb(255, 255, 255);</string>
+   </property>
+   <property name="text">
+    <string>关</string>
+   </property>
+   <property name="alignment">
+    <set>Qt::AlignCenter</set>
+   </property>
+  </widget>
+  <widget class="QLabel" name="lbl_settmp1_41">
+   <property name="geometry">
+    <rect>
+     <x>450</x>
+     <y>300</y>
+     <width>41</width>
+     <height>25</height>
+    </rect>
+   </property>
+   <property name="font">
+    <font>
+     <pointsize>9</pointsize>
+    </font>
+   </property>
+   <property name="styleSheet">
+    <string notr="true">background-color: rgb(0, 0, 50);
+color: rgb(255, 255, 255);</string>
+   </property>
+   <property name="text">
+    <string>2</string>
+   </property>
+   <property name="alignment">
+    <set>Qt::AlignCenter</set>
+   </property>
+  </widget>
+  <widget class="QLabel" name="lbl_settmp1_42">
+   <property name="geometry">
+    <rect>
+     <x>600</x>
+     <y>300</y>
+     <width>41</width>
+     <height>25</height>
+    </rect>
+   </property>
+   <property name="font">
+    <font>
+     <pointsize>9</pointsize>
+    </font>
+   </property>
+   <property name="styleSheet">
+    <string notr="true">background-color: rgb(0, 0, 50);
+color: rgb(255, 255, 255);</string>
+   </property>
+   <property name="text">
+    <string>1</string>
+   </property>
+   <property name="alignment">
+    <set>Qt::AlignCenter</set>
+   </property>
+  </widget>
+  <widget class="QLabel" name="lbl_huifeng_MP2_1">
+   <property name="geometry">
+    <rect>
+     <x>600</x>
+     <y>330</y>
+     <width>41</width>
+     <height>25</height>
+    </rect>
+   </property>
+   <property name="font">
+    <font>
+     <pointsize>12</pointsize>
+    </font>
+   </property>
+   <property name="styleSheet">
+    <string notr="true">background-color: rgb(0, 0, 50);
+color: rgb(255, 255, 255);</string>
+   </property>
+   <property name="text">
+    <string>开</string>
+   </property>
+   <property name="alignment">
+    <set>Qt::AlignCenter</set>
+   </property>
+  </widget>
+  <widget class="QLabel" name="lbl_huifeng_MP2_2">
+   <property name="geometry">
+    <rect>
+     <x>670</x>
+     <y>330</y>
+     <width>41</width>
+     <height>25</height>
+    </rect>
+   </property>
+   <property name="font">
+    <font>
+     <pointsize>12</pointsize>
+    </font>
+   </property>
+   <property name="styleSheet">
+    <string notr="true">background-color: rgb(0, 0, 50);
+color: rgb(255, 255, 255);</string>
+   </property>
+   <property name="text">
+    <string>开</string>
+   </property>
+   <property name="alignment">
+    <set>Qt::AlignCenter</set>
+   </property>
+  </widget>
+  <widget class="QLabel" name="lbl_settmp1_45">
+   <property name="geometry">
+    <rect>
+     <x>670</x>
+     <y>300</y>
+     <width>41</width>
+     <height>25</height>
+    </rect>
+   </property>
+   <property name="font">
+    <font>
+     <pointsize>9</pointsize>
+    </font>
+   </property>
+   <property name="styleSheet">
+    <string notr="true">background-color: rgb(0, 0, 50);
+color: rgb(255, 255, 255);</string>
+   </property>
+   <property name="text">
+    <string>2</string>
+   </property>
+   <property name="alignment">
+    <set>Qt::AlignCenter</set>
+   </property>
+  </widget>
+  <widget class="QLabel" name="lbl_settmp1_46">
+   <property name="geometry">
+    <rect>
+     <x>800</x>
+     <y>300</y>
+     <width>41</width>
+     <height>25</height>
+    </rect>
+   </property>
+   <property name="font">
+    <font>
+     <pointsize>9</pointsize>
+    </font>
+   </property>
+   <property name="styleSheet">
+    <string notr="true">background-color: rgb(0, 0, 50);
+color: rgb(255, 255, 255);</string>
+   </property>
+   <property name="text">
+    <string>1</string>
+   </property>
+   <property name="alignment">
+    <set>Qt::AlignCenter</set>
+   </property>
+  </widget>
+  <widget class="QLabel" name="lbl_huifeng_MC2_1">
+   <property name="geometry">
+    <rect>
+     <x>800</x>
+     <y>330</y>
+     <width>41</width>
+     <height>25</height>
+    </rect>
+   </property>
+   <property name="font">
+    <font>
+     <pointsize>12</pointsize>
+    </font>
+   </property>
+   <property name="styleSheet">
+    <string notr="true">background-color: red;
+color: rgb(255, 255, 255);</string>
+   </property>
+   <property name="text">
+    <string>故障</string>
+   </property>
+   <property name="alignment">
+    <set>Qt::AlignCenter</set>
+   </property>
+  </widget>
+  <widget class="QLabel" name="lbl_huifeng_MC2_2">
+   <property name="geometry">
+    <rect>
+     <x>870</x>
+     <y>330</y>
+     <width>41</width>
+     <height>25</height>
+    </rect>
+   </property>
+   <property name="font">
+    <font>
+     <pointsize>12</pointsize>
+    </font>
+   </property>
+   <property name="styleSheet">
+    <string notr="true">background-color: rgb(0, 0, 50);
+color: rgb(255, 255, 255);</string>
+   </property>
+   <property name="text">
+    <string>开</string>
+   </property>
+   <property name="alignment">
+    <set>Qt::AlignCenter</set>
+   </property>
+  </widget>
+  <widget class="QLabel" name="lbl_settmp1_49">
+   <property name="geometry">
+    <rect>
+     <x>870</x>
+     <y>300</y>
+     <width>41</width>
+     <height>25</height>
+    </rect>
+   </property>
+   <property name="font">
+    <font>
+     <pointsize>9</pointsize>
+    </font>
+   </property>
+   <property name="styleSheet">
+    <string notr="true">background-color: rgb(0, 0, 50);
+color: rgb(255, 255, 255);</string>
+   </property>
+   <property name="text">
+    <string>2</string>
+   </property>
+   <property name="alignment">
+    <set>Qt::AlignCenter</set>
+   </property>
+  </widget>
   <zorder>label</zorder>
   <zorder>label_2</zorder>
   <zorder>BTN7</zorder>
```
Left out of the diff: 81 changed lines with no effect on the pictures.
